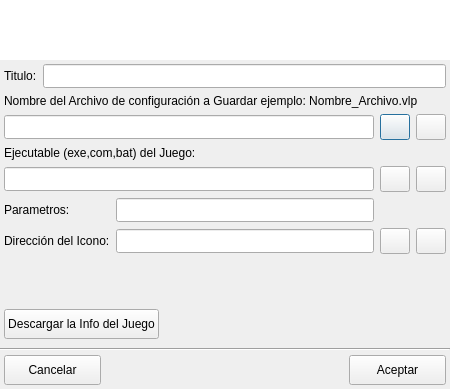
Above: ui/vdmsound.ui from Monthy/gr-lida before the change. Below: the same form after it.
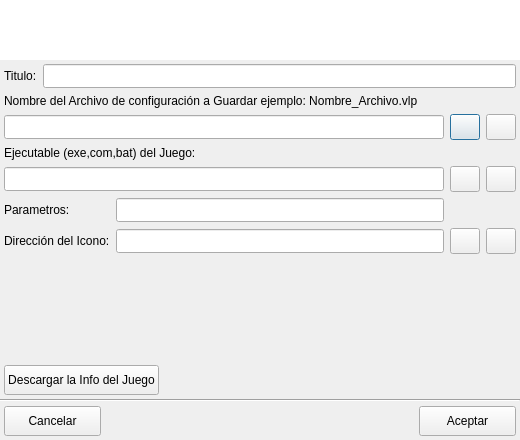
That is the form after the change. Icons and pictures are not drawn.

Commit message: Actualizando y añadiendo los nuevos UI: - Nuevo: multimedia.ui donde reproducirá videos y música del juego. - Nuevo: addedit_dosbox.ui separando las distintas partes del addedit_juego.ui para hacerlo mas modular. - Nuevo: addedit_scummvm.ui separando las distintas partes del addedit_juego.ui para hacerlo mas modular. - Nuevo: ruleta.ui donde mostrara los discos o ruletas de protección del juego. - El resto actualiza pequeñas cosas como es el tamaño de la ventana, orden del index, o los layout.

The edit to the form file:
```diff
--- a/ui/vdmsound.ui
+++ b/ui/vdmsound.ui
@@ -5,22 +5,10 @@
    <rect>
     <x>0</x>
     <y>0</y>
-    <width>450</width>
-    <height>389</height>
+    <width>520</width>
+    <height>440</height>
    </rect>
   </property>
-  <property name="minimumSize" >
-   <size>
-    <width>450</width>
-    <height>389</height>
-   </size>
-  </property>
-  <property name="maximumSize" >
-   <size>
-    <width>450</width>
-    <height>389</height>
-   </size>
-  </property>
   <property name="windowTitle" >
    <string>Asistente del VdmSound</string>
   </property>
@@ -136,13 +124,7 @@
       </sizepolicy>
      </property>
      <layout class="QVBoxLayout" name="verticalLayout" >
-      <property name="leftMargin" >
-       <number>4</number>
-      </property>
-      <property name="topMargin" >
-       <number>4</number>
-      </property>
-      <property name="rightMargin" >
+      <property name="margin" >
        <number>4</number>
       </property>
       <item>
@@ -431,7 +413,7 @@
     </widget>
    </item>
    <item>
-    <layout class="QHBoxLayout" >
+    <layout class="QHBoxLayout" name="horizontalLayout_3" >
      <property name="spacing" >
       <number>6</number>
      </property>
@@ -456,7 +438,7 @@
       </widget>
      </item>
      <item>
-      <spacer>
+      <spacer name="horizontalSpacer_2" >
        <property name="orientation" >
         <enum>Qt::Horizontal</enum>
        </property>
```
Left out of the diff: 5 changed lines with no effect on the pictures. The commit also changes 19 other files.
